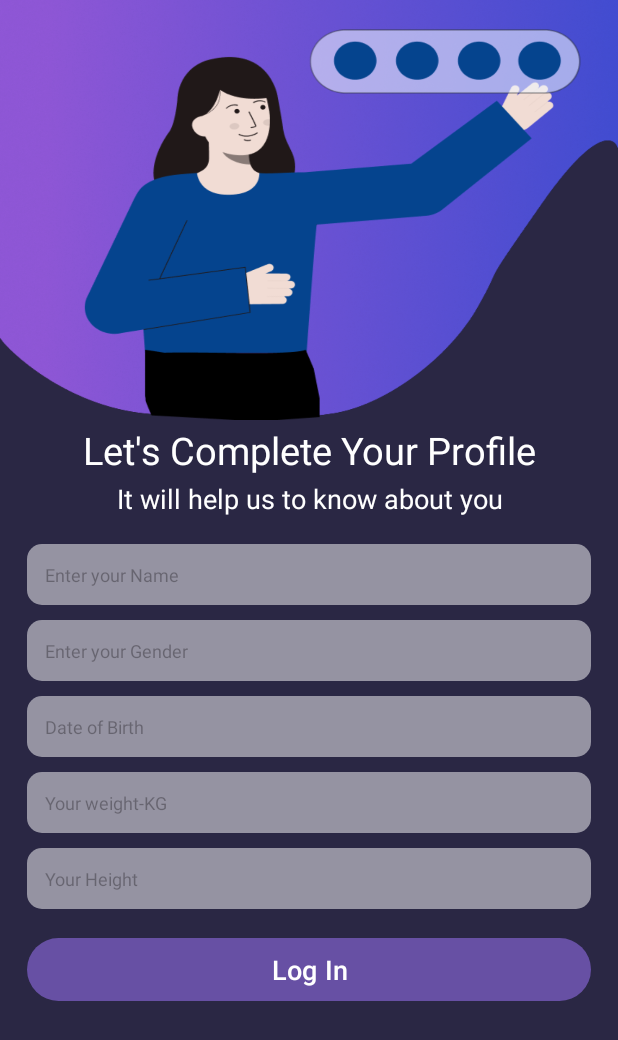
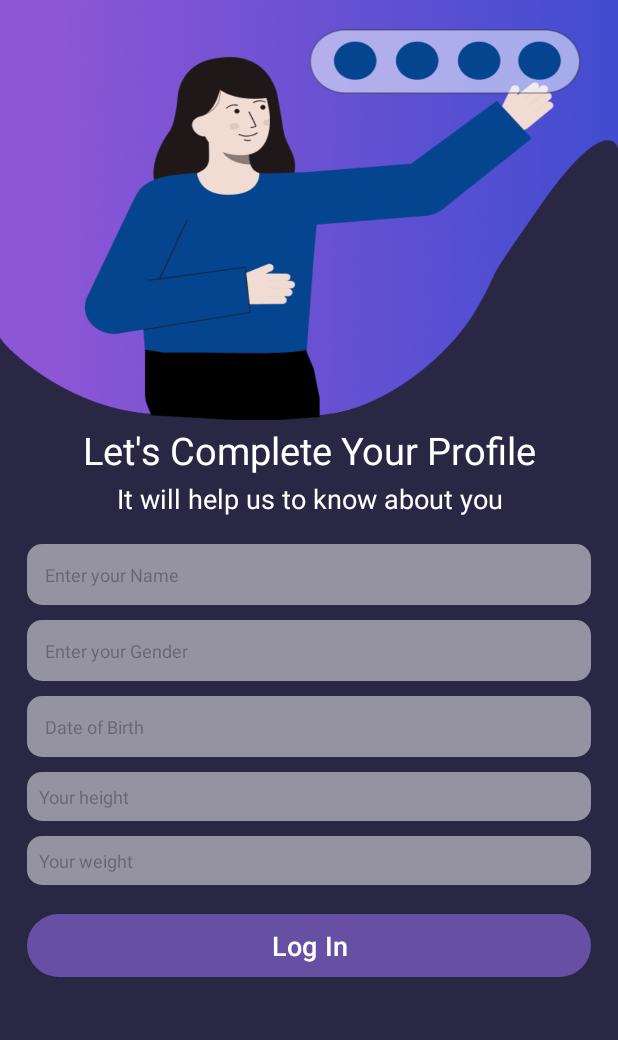
Before and after one commit to tuhin1522/FitGaurd-App, an Android app: the ProfileActivity screen opened directly, with no data from a screen before it, on a phone screen of 412 x 824 dp. Shown: the top 1040 px of the screen. Run offline under Robolectric (Android 15) with nearby library versions, the phone set to English and light mode, and no system bars.

Commit message:
some little improvement

```diff
--- a/app/src/main/res/layout/activity_profile.xml
+++ b/app/src/main/res/layout/activity_profile.xml
@@ -91,9 +91,9 @@
             android:layout_marginTop="10dp"
             android:background="@drawable/edittext_background"
             android:ems="10"
-            android:hint="Your weight-KG"
-            android:inputType="number"
-            android:padding="12dp"
+            android:hint="Your height"
+            android:inputType="number|numberDecimal"
+            android:padding="8dp"
             android:textColor="@color/white"
             android:textSize="12sp" />
 
@@ -104,9 +104,9 @@
             android:layout_marginTop="10dp"
             android:background="@drawable/edittext_background"
             android:ems="10"
-            android:hint="Your Height"
-            android:inputType="numberDecimal"
-            android:padding="12dp"
+            android:hint="Your weight"
+            android:inputType="number|numberDecimal"
+            android:padding="8dp"
             android:textColor="@color/white"
             android:textSize="12sp" />
 
```
